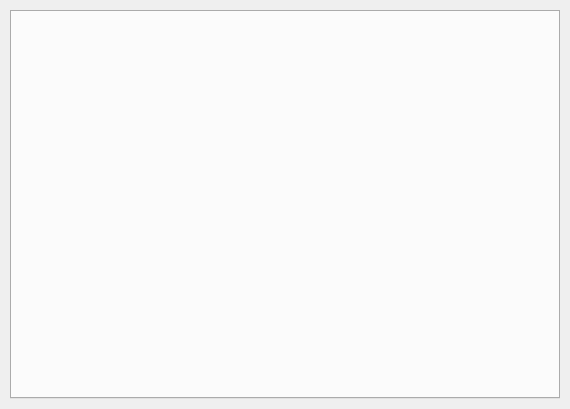
Old version of the form assets/ui/MainWindow.ui in the repository wongselent/wml.
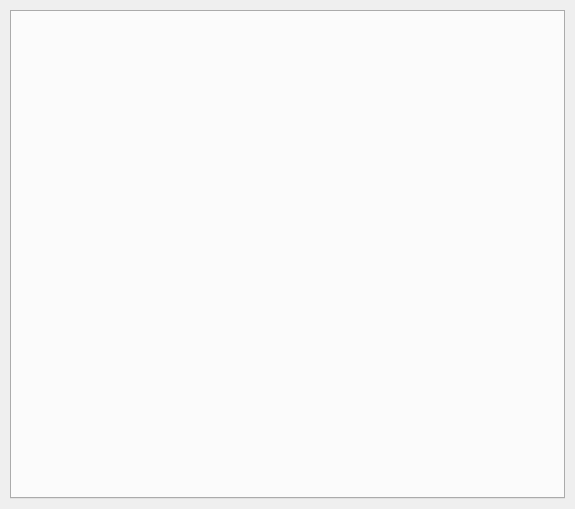
New version of the form.

```diff
--- a/assets/ui/MainWindow.ui
+++ b/assets/ui/MainWindow.ui
@@ -6,10 +6,16 @@
    <rect>
     <x>0</x>
     <y>0</y>
-    <width>570</width>
-    <height>409</height>
+    <width>575</width>
+    <height>509</height>
    </rect>
   </property>
+  <property name="minimumSize">
+   <size>
+    <width>0</width>
+    <height>509</height>
+   </size>
+  </property>
   <property name="windowTitle">
    <string>MainWindow</string>
   </property>
```
